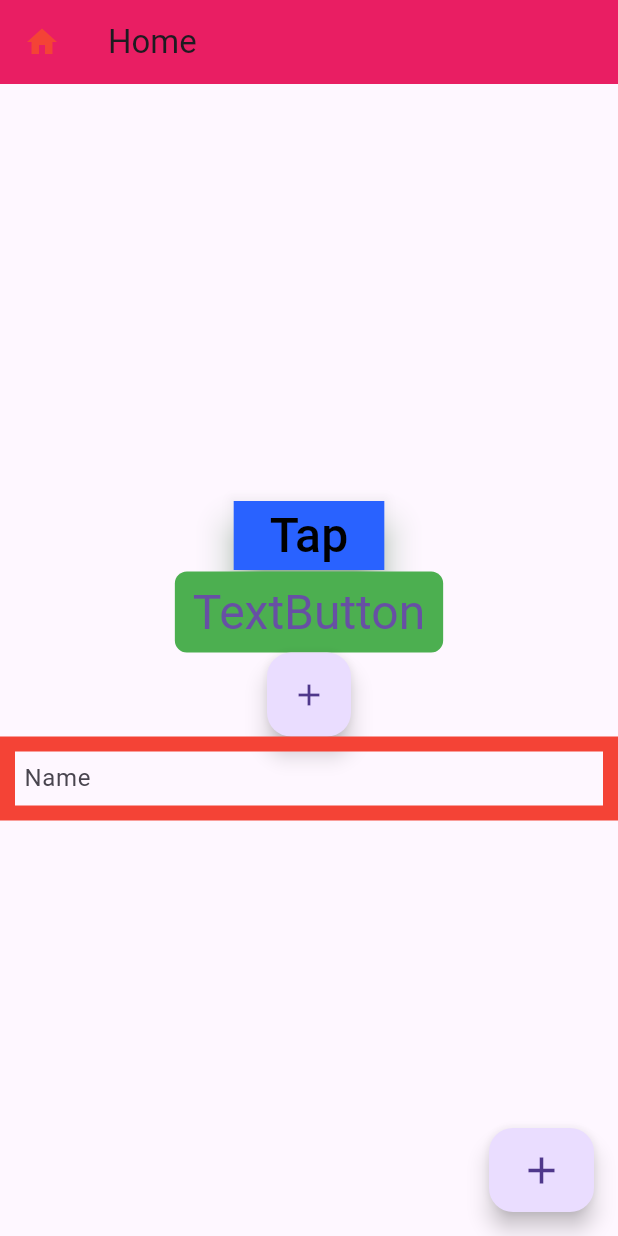
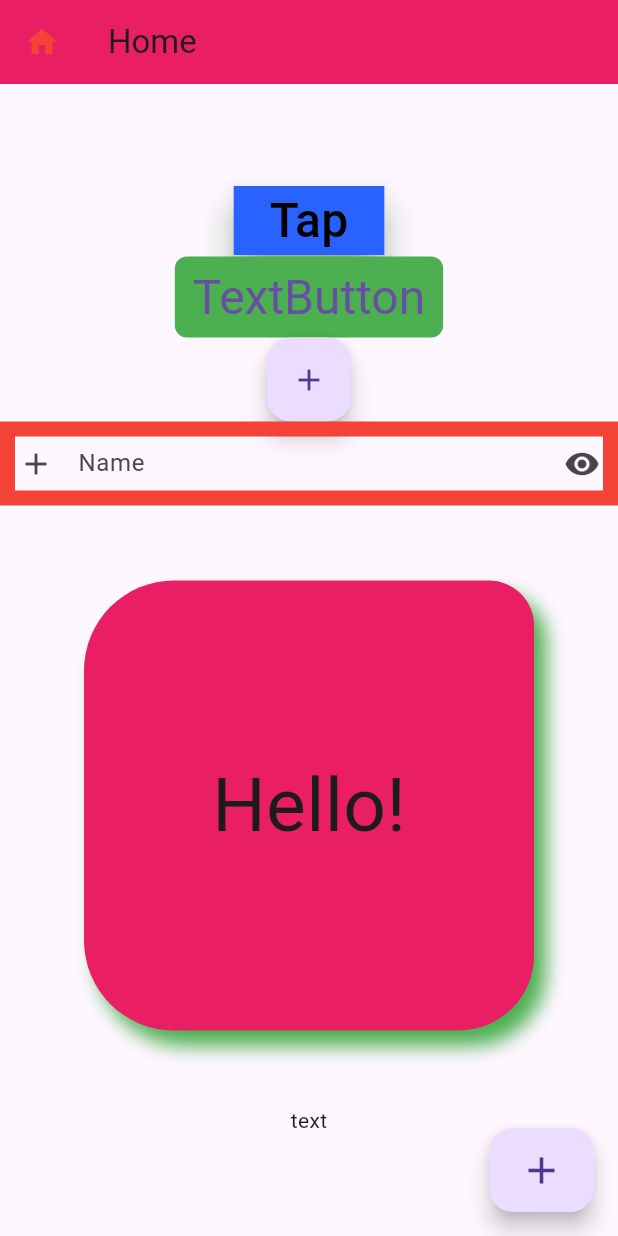
Before and after one commit to IqbalMahbub/Flutter_Project, a Flutter app: the screen it shows after launch, on a phone screen of 412 x 824 dp. Run offline on Flutter 3.47's test engine with Material 3 defaults, Android fonts, the phone set to English and light mode, and no system bars; missing offline and left inert: dart:ffi.

Commit message:
module 7 - conteiner

```diff
--- a/lib/main.dart
+++ b/lib/main.dart
@@ -1,5 +1,6 @@
 import 'dart:ffi';
 
+import 'package:flutter/cupertino.dart';
 import 'package:flutter/material.dart';
 //import 'dart:ui';
 
@@ -91,6 +92,8 @@ class homeScreen extends StatelessWidget {
                 obscureText: true,
                 decoration: InputDecoration(
                   enabled: true,
+                  prefixIcon: Icon(Icons.add),
+                  suffixIcon: Icon(Icons.remove_red_eye_rounded),
                   hintText: 'Enter your Name',
                   label: Text('Name'),
                   border: OutlineInputBorder(
@@ -113,6 +116,45 @@ class homeScreen extends StatelessWidget {
                   )),
                 ),
               ),
+              InkWell(
+                splashColor: Colors.indigo.shade900,
+                highlightColor: Colors.green,
+                radius: 10,
+                onTap: () {
+                  print('On tap detected');
+                },
+                child: Container(
+                  alignment: Alignment.center,
+                  child: Text(
+                    'Hello!',
+                    style: TextStyle(fontSize: 50),
+                  ),
+                  margin: EdgeInsets.symmetric(horizontal: 10, vertical: 50),
+                  //padding: EdgeInsets.all(8),
+                  decoration: BoxDecoration(
+                      color: Colors.pink,
+                      borderRadius: BorderRadius.only(
+                          topLeft: Radius.circular(60),
+                          topRight: Radius.elliptical(30, 30),
+                          bottomLeft: Radius.circular(60),
+                          bottomRight: Radius.circular(50)),
+                      boxShadow: [
+                        BoxShadow(
+                            color: Colors.green,
+                            blurRadius: 10,
+                            offset: Offset(8, 10))
+                      ]),
+                  // color: Colors.redAccent,
+                  height: 300,
+                  width: 300,
+                ),
+              ),
+              GestureDetector(
+                onTap: () {
+                  print('on tap detected');
+                },
+                child: Text('text'),
+              ),
             ],
           ),
         ));
```
